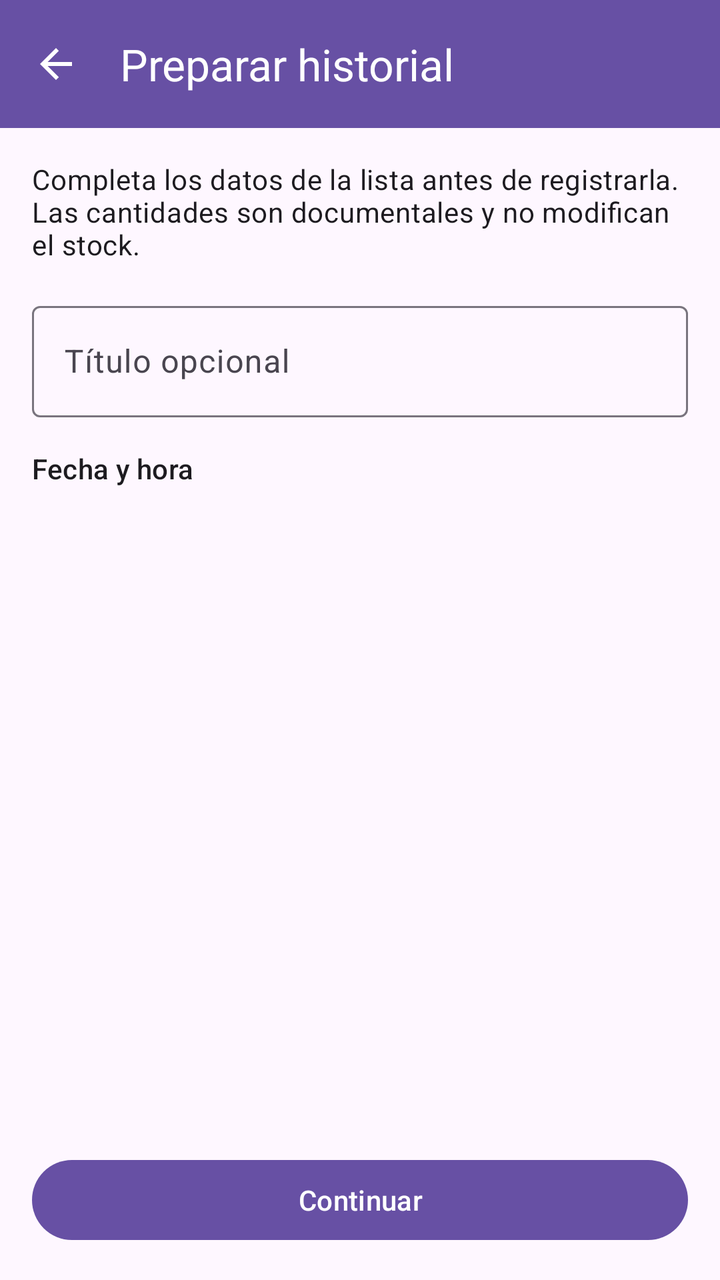
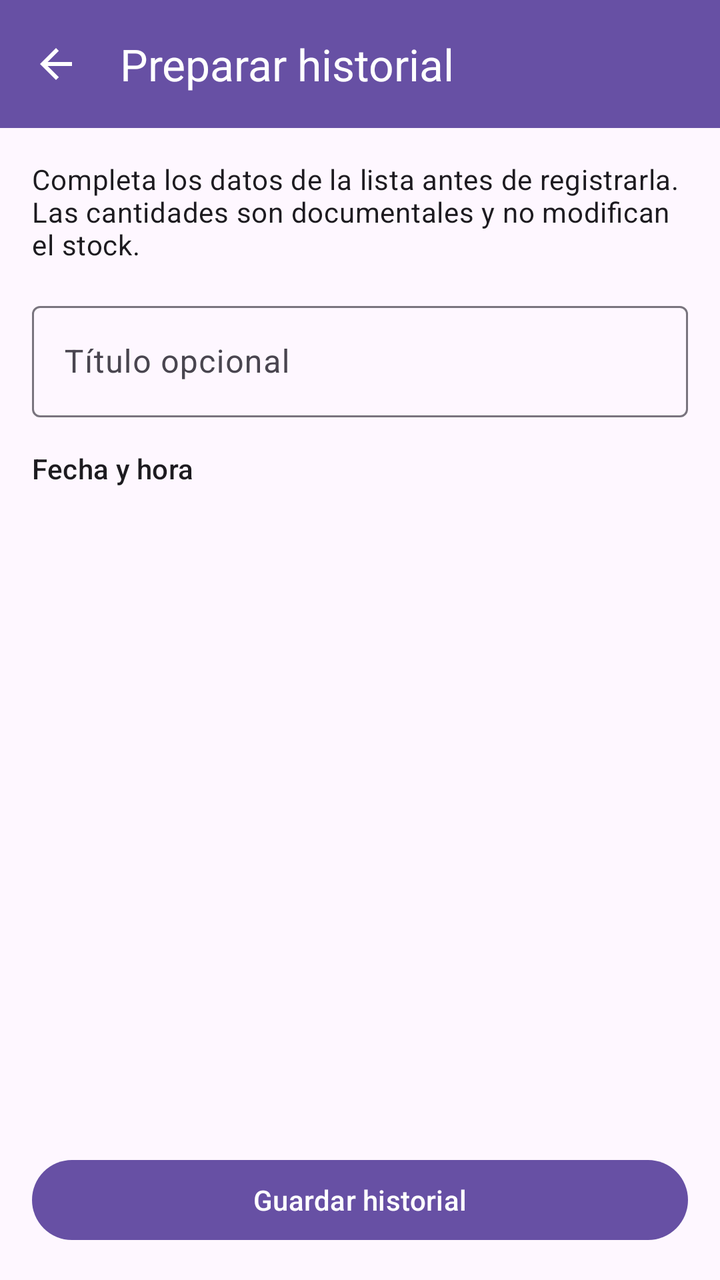

Two renders of the same Android screen: before a commit and after it. Below are the layout's source before the change and the commit's diff.
<!-- AndroidManifest.xml: application theme Theme.AlmacenTracker -->
<!-- res/layout/activity_withdrawal_history_create.xml -->
<?xml version="1.0" encoding="utf-8"?>
<androidx.constraintlayout.widget.ConstraintLayout
    xmlns:android="http://schemas.android.com/apk/res/android"
    xmlns:app="http://schemas.android.com/apk/res-auto"
    android:layout_width="match_parent"
    android:layout_height="match_parent">

    <com.google.android.material.appbar.MaterialToolbar
        android:id="@+id/toolbar"
        android:layout_width="0dp"
        android:layout_height="?attr/actionBarSize"
        android:background="?attr/colorPrimary"
        app:navigationContentDescription="@string/navigate_back_action"
        app:navigationIcon="@drawable/ic_arrow_back"
        app:navigationIconTint="?attr/colorOnPrimary"
        app:title="@string/withdrawal_history_create_title"
        app:titleTextColor="?attr/colorOnPrimary"
        app:layout_constraintEnd_toEndOf="parent"
        app:layout_constraintStart_toStartOf="parent"
        app:layout_constraintTop_toTopOf="parent" />

    <LinearLayout
        android:id="@+id/contentContainer"
        android:layout_width="0dp"
        android:layout_height="0dp"
        android:orientation="vertical"
        app:layout_constraintBottom_toBottomOf="parent"
        app:layout_constraintEnd_toEndOf="parent"
        app:layout_constraintStart_toStartOf="parent"
        app:layout_constraintTop_toBottomOf="@id/toolbar">

        <TextView
            android:layout_width="match_parent"
            android:layout_height="wrap_content"
            android:paddingHorizontal="16dp"
            android:paddingTop="16dp"
            android:text="@string/withdrawal_history_create_description"
            android:textAppearance="?attr/textAppearanceBodyMedium" />

        <com.google.android.material.textfield.TextInputLayout
            android:id="@+id/titleInputLayout"
            style="@style/Widget.Material3.TextInputLayout.OutlinedBox"
            android:layout_width="match_parent"
            android:layout_height="wrap_content"
            android:layout_marginHorizontal="16dp"
            android:layout_marginTop="16dp"
            android:hint="@string/withdrawal_history_title_optional">

            <com.google.android.material.textfield.TextInputEditText
                android:id="@+id/titleEditText"
                android:layout_width="match_parent"
                android:layout_height="wrap_content"
                android:maxLength="120"
                android:singleLine="true" />

        </com.google.android.material.textfield.TextInputLayout>

        <TextView
            android:id="@+id/dateLabel"
            android:layout_width="match_parent"
            android:layout_height="wrap_content"
            android:layout_marginHorizontal="16dp"
            android:layout_marginTop="16dp"
            android:text="@string/withdrawal_history_registered_at"
            android:textAppearance="?attr/textAppearanceLabelLarge" />

        <TextView
            android:id="@+id/dateText"
            android:layout_width="match_parent"
            android:layout_height="wrap_content"
            android:layout_marginHorizontal="16dp"
            android:layout_marginTop="4dp"
            android:textAppearance="?attr/textAppearanceBodyLarge" />

        <TextView
            android:id="@+id/dateErrorText"
            android:layout_width="match_parent"
            android:layout_height="wrap_content"
            android:layout_marginHorizontal="16dp"
            android:layout_marginTop="4dp"
            android:textColor="?attr/colorError"
            android:textAppearance="?attr/textAppearanceBodySmall"
            android:visibility="gone" />

        <TextView
            android:id="@+id/referenceCountText"
            android:layout_width="match_parent"
            android:layout_height="wrap_content"
            android:layout_marginHorizontal="16dp"
            android:layout_marginTop="16dp"
            android:textAppearance="?attr/textAppearanceTitleSmall" />

        <androidx.recyclerview.widget.RecyclerView
            android:id="@+id/entriesRecyclerView"
            android:layout_width="match_parent"
            android:layout_height="0dp"
            android:layout_weight="1"
            android:clipToPadding="false"
            android:paddingVertical="8dp"
            app:layoutManager="androidx.recyclerview.widget.LinearLayoutManager" />

        <com.google.android.material.button.MaterialButton
            android:id="@+id/continueButton"
            android:layout_width="match_parent"
            android:layout_height="wrap_content"
            android:layout_margin="16dp"
            android:minHeight="48dp"
            android:text="@string/continue_action" />

    </LinearLayout>

    <TextView
        android:id="@+id/errorText"
        android:layout_width="0dp"
        android:layout_height="wrap_content"
        android:gravity="center"
        android:padding="24dp"
        android:text="@string/withdrawal_history_invalid_input"
        android:textAppearance="?attr/textAppearanceBodyLarge"
        android:visibility="gone"
        app:layout_constraintBottom_toBottomOf="parent"
        app:layout_constraintEnd_toEndOf="parent"
        app:layout_constraintStart_toStartOf="parent"
        app:layout_constraintTop_toBottomOf="@id/toolbar" />

</androidx.constraintlayout.widget.ConstraintLayout>
<!-- resources referenced by this layout -->
<resources>
  <!-- drawable ic_arrow_back (drawable) -->
  <vector xmlns:android="http://schemas.android.com/apk/res/android"
      android:width="24dp"
      android:height="24dp"
      android:viewportWidth="24"
      android:viewportHeight="24">
  
      <path
          android:fillColor="@android:color/white"
          android:pathData="M20,11H7.83l5.59,-5.59L12,4l-8,8 8,8 1.42,-1.41L7.83,13H20v-2z" />
  
  </vector>
  <string name="continue_action"> Continuar </string>
  <string name="navigate_back_action">
          Volver
      </string>
  <string name="withdrawal_history_create_description">
          Completa los datos de la lista antes de registrarla. Las cantidades son documentales y no modifican el stock.
      </string>
  <string name="withdrawal_history_create_title">
          Preparar historial
      </string>
  <string name="withdrawal_history_invalid_input">
          No hay referencias válidas para preparar el historial.
      </string>
  <string name="withdrawal_history_registered_at">
          Fecha y hora
      </string>
  <string name="withdrawal_history_title_optional">
          Título opcional
      </string>
  <style name="Theme.AlmacenTracker" parent="Base.Theme.AlmacenTracker" />
  <style name="Base.Theme.AlmacenTracker" parent="Theme.Material3.DayNight.NoActionBar">
          
          
      </style>
</resources>

<!-- the commit's change to res/layout/activity_withdrawal_history_create.xml (unified diff, before → after) -->
@@ -105,7 +105,7 @@
             android:layout_height="wrap_content"
             android:layout_margin="16dp"
             android:minHeight="48dp"
-            android:text="@string/continue_action" />
+            android:text="@string/withdrawal_history_save_action" />
 
     </LinearLayout>
 
<!-- resource entries referenced after the edit -->
@@ -12,7 +12,6 @@
           android:pathData="M20,11H7.83l5.59,-5.59L12,4l-8,8 8,8 1.42,-1.41L7.83,13H20v-2z" />
   
   </vector>
-  <string name="continue_action"> Continuar </string>
   <string name="navigate_back_action">
           Volver
       </string>
@@ -28,6 +27,7 @@
   <string name="withdrawal_history_registered_at">
           Fecha y hora
       </string>
+  <string name="withdrawal_history_save_action"> Guardar historial </string>
   <string name="withdrawal_history_title_optional">
           Título opcional
       </string>
